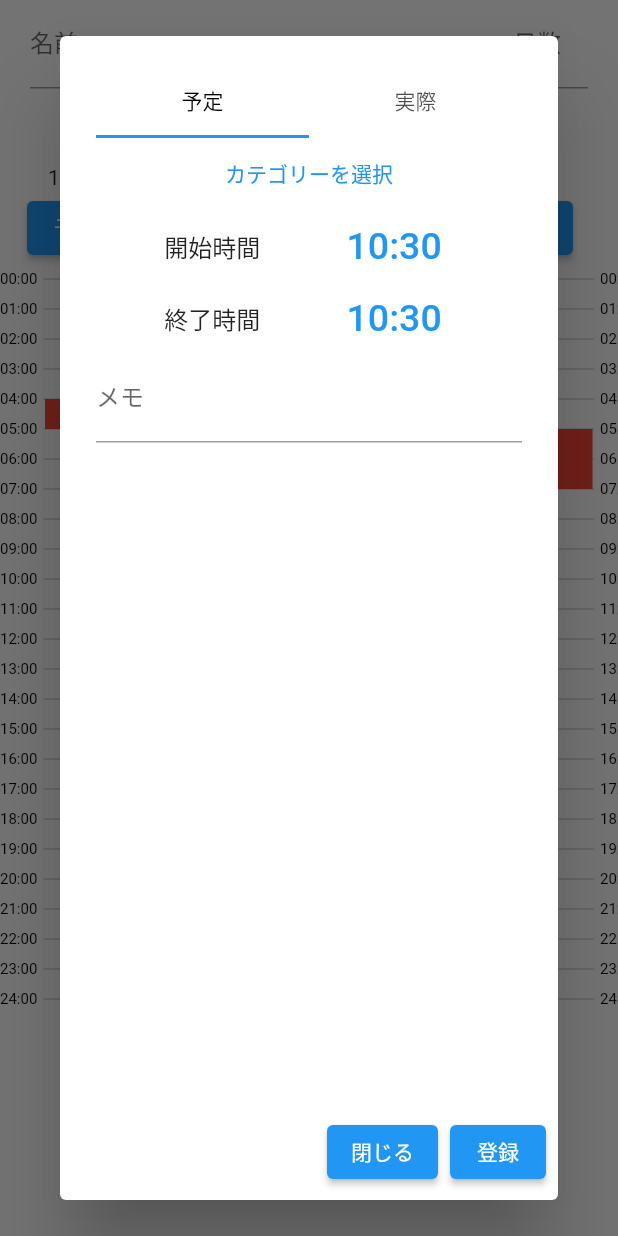
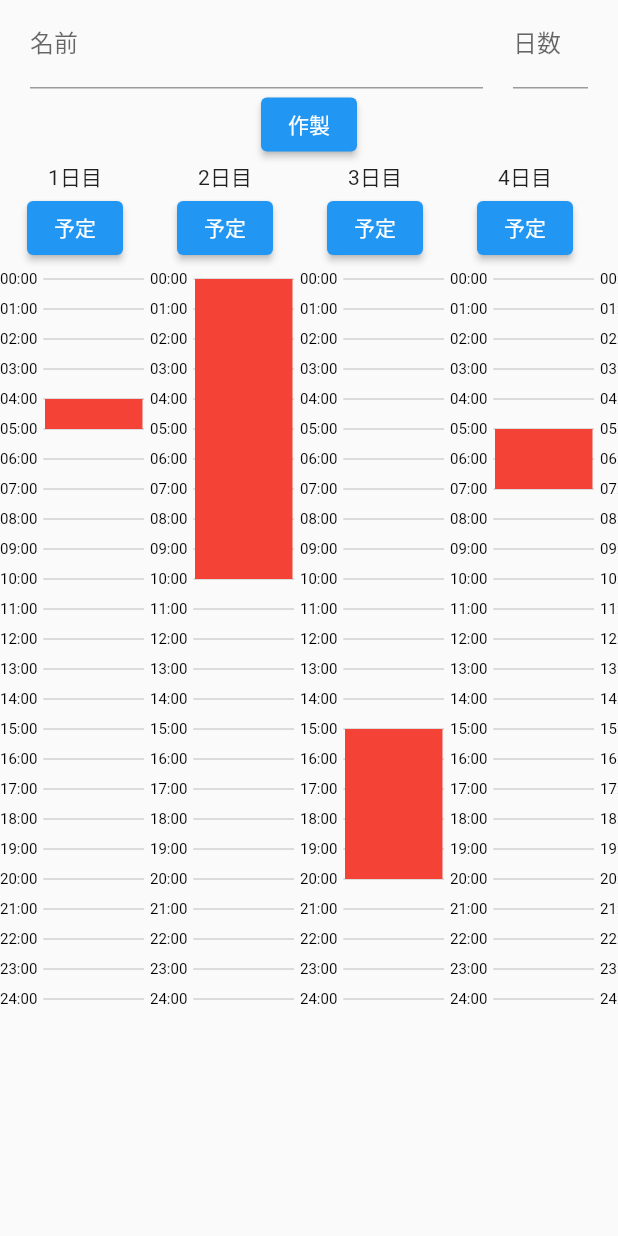
Before and after one commit to yawaraHub/my_manege, a Flutter app: the HabitScheduleAdd screen opened directly, after a tap on "予定", on a phone screen of 412 x 824 dp. Run offline on Flutter 3.47's test engine with Material 2 defaults, Android fonts, the phone set to English and light mode, and no system bars; our stand-ins replace sqflite; accounts and stored records are empty.

Commit message:
コード整理

```diff
--- a/lib/app/schedule/habit_schedule/habit_schedule_add_sc.dart
+++ b/lib/app/schedule/habit_schedule/habit_schedule_add_sc.dart
@@ -1,5 +1,4 @@
 import 'package:flutter/material.dart';
-import 'package:my_manege/app/schedule/schedule_add_sc.dart';
 
 class HabitScheduleAdd extends StatefulWidget {
   const HabitScheduleAdd({Key? key}) : super(key: key);
@@ -57,13 +56,7 @@ class _HabitScheduleAddState extends State<HabitScheduleAdd> {
                         children: [
                           Text('${i + 1}日目'),
                           ElevatedButton(
-                            onPressed: () {
-                              showDialog(
-                                  context: context,
-                                  builder: (BuildContext context) {
-                                    return ScheduleDidAdd();
-                                  });
-                            },
+                            onPressed: () {},
                             child: Text('予定'),
                           ),
                           //TODO:これが予定表。1時間20のheight
--- a/lib/app/schedule/sc_schedule/desplay_parts/scp_schedule_log.dart
+++ b/lib/app/schedule/sc_schedule/desplay_schedule_log_parts/scp_schedule_log.dart
@@ -1,6 +1,6 @@
 import 'package:flutter/material.dart';
-import 'package:my_manege/app/schedule/sc_schedule/desplay_parts/circle_schedule.dart';
-import 'package:my_manege/app/schedule/sc_schedule/desplay_parts/timetable_schedule.dart';
+import 'package:my_manege/app/schedule/sc_schedule/desplay_schedule_log_parts/circle_schedule.dart';
+import 'package:my_manege/app/schedule/sc_schedule/desplay_schedule_log_parts/timetable_schedule.dart';
 
 class ScheduleAndLogParts extends StatefulWidget {
   final bool scheduleType;
--- a/lib/app/schedule/schedule_add_sc.dart
+++ /dev/null
@@ -1,196 +0,0 @@
-import 'dart:async';
-
-import 'package:flutter/material.dart';
-
-class ScheduleDidAdd extends StatefulWidget {
-  const ScheduleDidAdd({Key? key}) : super(key: key);
-
-  @override
-  State<ScheduleDidAdd> createState() => _ScheduleDidAddState();
-}
-
-class _ScheduleDidAddState extends State<ScheduleDidAdd> {
-  TimeOfDay selectedStartTime = TimeOfDay.now();
-  TimeOfDay selectedEndTime = TimeOfDay.now();
-
-  Future<void> _selectTime(BuildContext context, TimeOfDay selectedTime,
-      Function(TimeOfDay) onTimeSelected) async {
-    final TimeOfDay? picked = await showTimePicker(
-      context: context,
-      initialTime: selectedTime,
-    );
-
-    if (picked != null && picked != selectedTime) {
-      setState(() {
-        onTimeSelected(picked); // 時間を選択したらコールバックを呼び出して状態を更新
-      });
-    } else {
-      // キャンセルされた場合、デフォルトの時間を設定
-      setState(() {
-        onTimeSelected(TimeOfDay(hour: 0, minute: 0));
-      });
-    }
-  }
-
-  @override
-  Widget build(BuildContext context) {
-    return AlertDialog(
-      content: SizedBox(
-        width: double.maxFinite,
-        child: DefaultTabController(
-          length: 2,
-          child: Column(
-            children: [
-              TabBar(labelColor: Colors.black, tabs: [
-                Tab(
-                  text: '予定',
-                ),
-                Tab(
-                  text: '実際',
-                )
-              ]),
-              Expanded(
-                child: TabBarView(children: [
-                  SingleChildScrollView(
-                    child: Column(
-                      children: [
-                        TextButton(
-                            onPressed: () {
-                              // showDialog(
-                              //     context: context,
-                              //     builder: (BuildContext context) {
-                              //       return CategorySelect();
-                              //     });
-                            },
-                            child: Text('カテゴリーを選択')),
-                        Row(
-                          mainAxisAlignment: MainAxisAlignment.spaceEvenly,
-                          children: [
-                            Text('開始時間 '),
-                            TextButton(
-                              child: Text(
-                                "${selectedStartTime.hour.toString().padLeft(2, '0')}:${selectedStartTime.minute.toString().padLeft(2, '0')}",
-                                style: TextStyle(fontSize: 25),
-                              ),
-                              onPressed: () => _selectTime(
-                                  context, selectedStartTime, (time) {
-                                selectedStartTime = time;
-                              }),
-                            ),
-                          ],
-                        ),
-                        Row(
-                          mainAxisAlignment: MainAxisAlignment.spaceEvenly,
-                          children: [
-                            Text('終了時間 '),
-                            TextButton(
-                              child: Text(
-                                "${selectedEndTime.hour.toString().padLeft(2, '0')}:${selectedEndTime.minute.toString().padLeft(2, '0')}",
-                                style: TextStyle(fontSize: 25),
-                              ),
-                              onPressed: () =>
-                                  _selectTime(context, selectedEndTime, (time) {
-                                selectedEndTime = time;
-                              }),
-                            ),
-                          ],
-                        ),
-                        TextField(
-                          maxLines: null,
-                          keyboardType: TextInputType.multiline,
-                          decoration: InputDecoration(labelText: 'メモ'),
-                        )
-                      ],
-                    ),
-                  ),
-                  SingleChildScrollView(
-                    child: Column(
-                      children: [
-                        TextButton(
-                            onPressed: () {
-                              // showDialog(
-                              //     context: context,
-                              //     builder: (BuildContext context) {
-                              //       return CategorySelect();
-                              //     });
-                            },
-                            child: Text('カテゴリーを選択')),
-                        Row(
-                          mainAxisAlignment: MainAxisAlignment.spaceEvenly,
-                          children: [
-                            Text('開始時間 '),
-                            TextButton(
-                              child: Text(
-                                "${selectedStartTime.hour.toString().padLeft(2, '0')}:${selectedStartTime.minute.toString().padLeft(2, '0')}",
-                                style: TextStyle(fontSize: 25),
-                              ),
-                              onPressed: () => _selectTime(
-                                  context, selectedStartTime, (time) {
-                                selectedStartTime = time;
-                              }),
-                            ),
-                            ElevatedButton(
-                              onPressed: () {
-                                setState(() {
-                                  selectedStartTime = TimeOfDay.now();
-                                });
-                              },
-                              child: Text('開始'),
-                            ),
-                          ],
-                        ),
-                        Row(
-                          mainAxisAlignment: MainAxisAlignment.spaceEvenly,
-                          children: [
-                            Text('終了時間 '),
-                            TextButton(
-                              child: Text(
-                                "${selectedEndTime.hour.toString().padLeft(2, '0')}:${selectedEndTime.minute.toString().padLeft(2, '0')}",
-                                style: TextStyle(fontSize: 25),
-                              ),
-                              onPressed: () =>
-                                  _selectTime(context, selectedEndTime, (time) {
-                                selectedEndTime = time;
-                              }),
-                            ),
-                            ElevatedButton(
-                              onPressed: () {
-                                setState(() {
-                                  selectedEndTime = TimeOfDay.now();
-                                });
-                              },
-                              child: Text('終了'),
-                            ),
-                          ],
-                        ),
-                        TextField(
-                          maxLines: null,
-                          keyboardType: TextInputType.multiline,
-                          decoration: InputDecoration(labelText: '振り返り'),
-                        )
-                      ],
-                    ),
-                  ),
-                ]),
-              )
-            ],
-          ),
-        ),
-      ),
-      actions: [
-        ElevatedButton(
-          onPressed: () {
-            Navigator.pop(context);
-          },
-          child: Text('閉じる'),
-        ),
-        ElevatedButton(
-          onPressed: () {
-            Navigator.pop(context);
-          },
-          child: Text('登録'),
-        ),
-      ],
-    );
-  }
-}
```
Also changed, not shown: lib/app/category/tree/tree.dart (added, +29 -0 lines), lib/app/schedule/goal_add_sc.dart (deleted, +0 -133 lines), lib/app/schedule/sc_add_schedule/sc_add_schedule.dart (+17 -4 lines), lib/app/schedule/sc_add_schedule/timer/timer.dart (added, +15 -0 lines), lib/app/schedule/sc_schedule/desplay_schedule_log_parts/timetable_schedule.dart (renamed from lib/app/schedule/sc_schedule/desplay_parts/timetable_schedule.dart, +1 -9 lines), lib/app/schedule/sc_schedule/sc_schedule.dart (+4 -12 lines), lib/app/timer/timer.dart (deleted, +0 -15 lines), lib/app/tree/tree.dart (deleted, +0 -29 lines), lib/app/schedule/sc_schedule/desplay_schedule_log_parts/circle_schedule.dart (renamed from lib/app/schedule/sc_schedule/desplay_parts/circle_schedule.dart), lib/app/schedule/sc_schedule/desplay_schedule_log_parts/scp_log.dart (added), lib/app/schedule/sc_schedule/desplay_schedule_log_parts/scp_schedule.dart (added).
